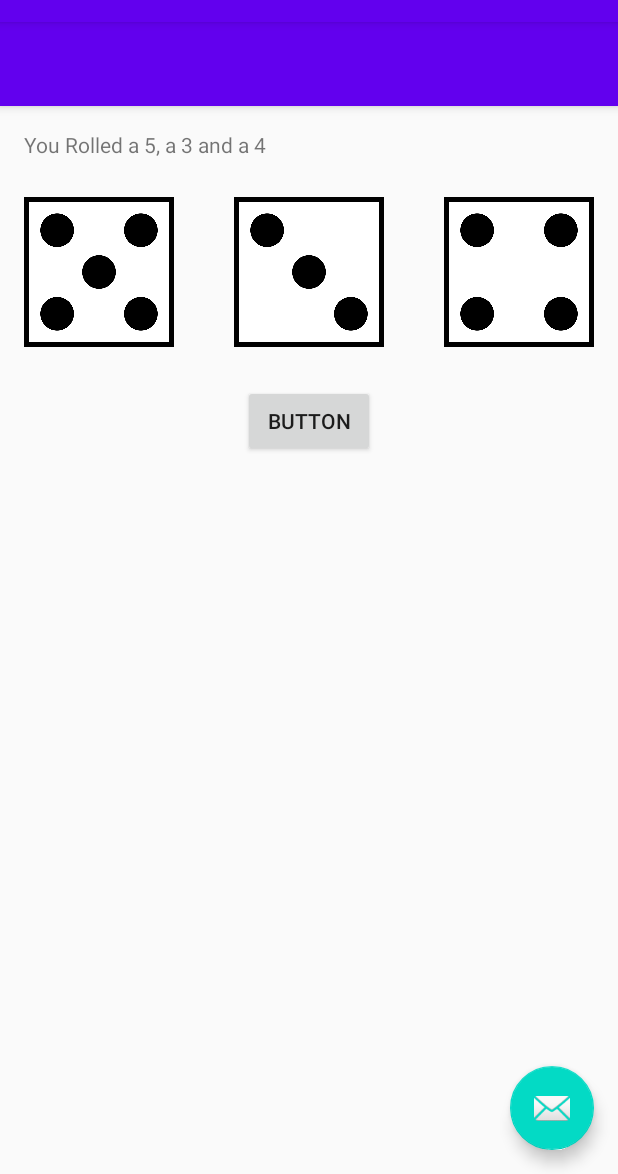
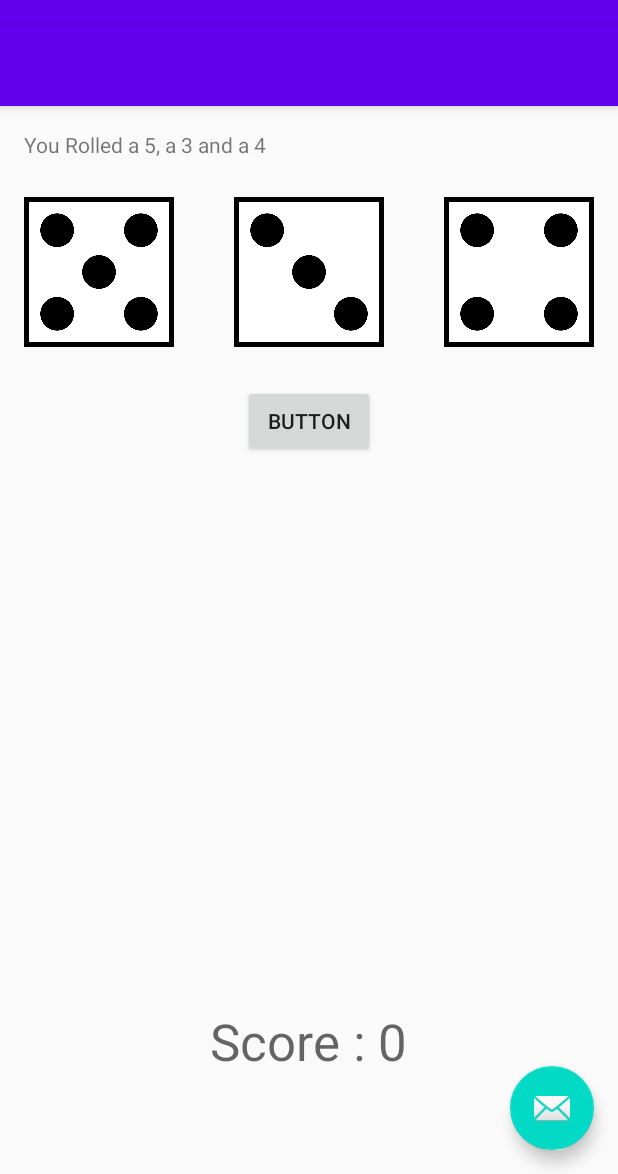
Before and after one commit to AdamHunt44/DiceOut, an Android app: the MainActivity screen opened directly, with no data from a screen before it, after a tap on "BUTTON", on a phone screen of 412 x 824 dp, the part 62-1236 px from its top. Run offline under Robolectric (Android 15) with nearby library versions, the phone set to English and light mode, and no system bars; 1 statement that could not run was skipped.

Commit message:
Created a textview to hold the players score

```diff
--- a/app/src/main/java/com/example/diceout/MainActivity.java
+++ b/app/src/main/java/com/example/diceout/MainActivity.java
@@ -36,6 +36,9 @@ public class MainActivity extends AppCompatActivity {
     TextView rollResult;
     Button rollButton;
 
+    // Field to hold the score text
+    TextView scoreText;
+
     @Override
     protected void onCreate(Bundle savedInstanceState) {
         super.onCreate(savedInstanceState);
@@ -57,6 +60,7 @@ public class MainActivity extends AppCompatActivity {
 
         rollResult = findViewById(R.id.rollResult);
         rollButton = findViewById(R.id.rollButton);
+        scoreText = findViewById(R.id.scoreText);
         rand = new Random();
 
         // Create Arraylist container for the dice values
--- a/app/src/main/res/layout/content_main.xml
+++ b/app/src/main/res/layout/content_main.xml
@@ -59,4 +59,15 @@
         android:layout_alignParentRight="true"
         android:src="@drawable/die_1"
         />
+
+    <TextView
+        android:id="@+id/scoreText"
+        android:layout_width="wrap_content"
+        android:layout_height="wrap_content"
+        android:layout_alignParentBottom="true"
+        android:layout_centerHorizontal="true"
+        android:layout_marginBottom="50dp"
+        android:text="Score : 0"
+        android:textAppearance="@style/TextAppearance.AppCompat.Display1"
+        />
 </RelativeLayout>
```
Also changed, not shown: 1 other file.
